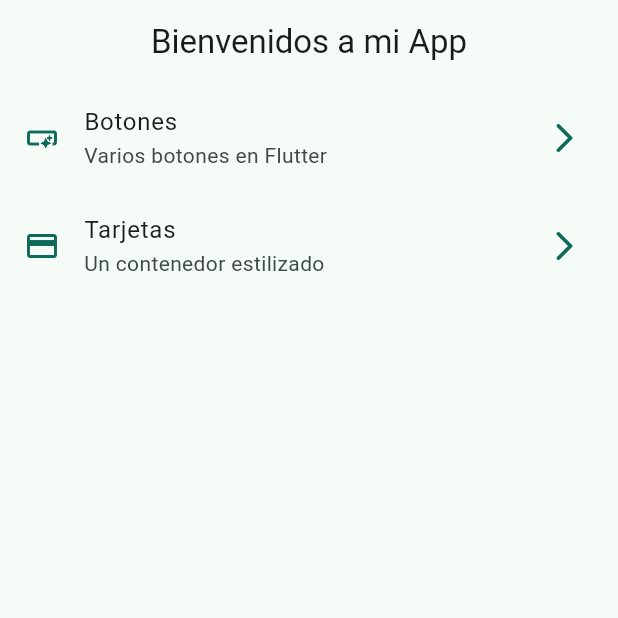
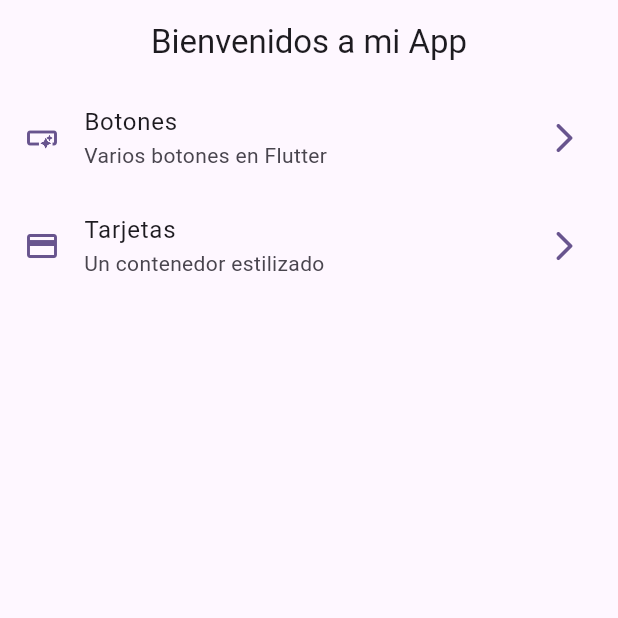
Before and after one commit to Francisco-V98/widgets_app, a Flutter app: the screen it shows after launch, on a phone screen of 412 x 824 dp, the top half of it. Run offline on Flutter 3.47's test engine with Material 3 defaults, Android fonts, the phone set to English and light mode, and no system bars; our stand-ins replace go_router.

Commit message:
124 - rutas con nombre implementados

```diff
--- a/lib/config/router/app_router.dart
+++ b/lib/config/router/app_router.dart
@@ -7,16 +7,19 @@ final appRouter = GoRouter(
 
     GoRoute(
       path: '/',
+      name: HomeScreen.name,
       builder: (context, state) => const HomeScreen(),
     ),
 
     GoRoute(
       path: '/buttons',
+      name: ButtonsScreen.name,
       builder: (context, state) => const ButtonsScreen(),
     ),
 
     GoRoute(
       path: '/cards',
+      name: CardsScreen.name,
       builder: (context, state) => const CardsScreen(),
     ),
 
--- a/lib/main.dart
+++ b/lib/main.dart
@@ -14,7 +14,7 @@ class MainApp extends StatelessWidget {
     return MaterialApp.router(
       routerConfig: appRouter,
       debugShowCheckedModeBanner: false,
-      theme: AppTheme(selectedColor: 0).getTheme(),
+      theme: AppTheme(selectedColor: 1).getTheme(),
 
     );
   }
--- a/lib/presentation/screens/buttons/buttons_scren.dart
+++ b/lib/presentation/screens/buttons/buttons_scren.dart
@@ -1,6 +1,7 @@
 import 'package:flutter/material.dart';
 
 class ButtonsScreen extends StatelessWidget {
+  static const String name = 'buttons_Screen';
   const ButtonsScreen({super.key});
 
   @override
--- a/lib/presentation/screens/cards/cards_screen.dart
+++ b/lib/presentation/screens/cards/cards_screen.dart
@@ -1,6 +1,8 @@
 import 'package:flutter/material.dart';
 
 class CardsScreen extends StatelessWidget {
+  static const String name = 'cards_Screen';
+
   const CardsScreen({super.key});
 
   @override
--- a/lib/presentation/screens/home/home_screen.dart
+++ b/lib/presentation/screens/home/home_screen.dart
@@ -1,8 +1,10 @@
 import 'package:flutter/material.dart';
 import 'package:go_router/go_router.dart';
 import 'package:widgets_app/config/manu/menu_items.dart';
+import 'package:widgets_app/presentation/screens/cards/cards_screen.dart';
 
 class HomeScreen extends StatelessWidget {
+  static const String name = 'home_Screen';
   const HomeScreen({super.key});
 
   @override
@@ -41,17 +43,17 @@ class _CustomListTite extends StatelessWidget {
 
   @override
   Widget build(BuildContext context) {
-
     final colors = Theme.of(context).colorScheme;
 
-
     return ListTile(
-      leading: Icon(menuItem.icon, color: colors.primary,),
+      leading: Icon(
+        menuItem.icon,
+        color: colors.primary,
+      ),
       trailing: Icon(Icons.arrow_forward_ios_rounded, color: colors.primary),
       title: Text(menuItem.title),
       subtitle: Text(menuItem.subTitle),
       onTap: () {
-
         // Navigator.of(context).push(
         //   MaterialPageRoute(
         //     builder: (context) => const  ButtonsScreen(),
@@ -60,8 +62,9 @@ class _CustomListTite extends StatelessWidget {
 
         // Navigator.pushNamed(context, menuItem.link);
 
+        // context.pushNamed(CardsScreen.name);
+
         context.push(menuItem.link);
-
       },
     );
   }
```
